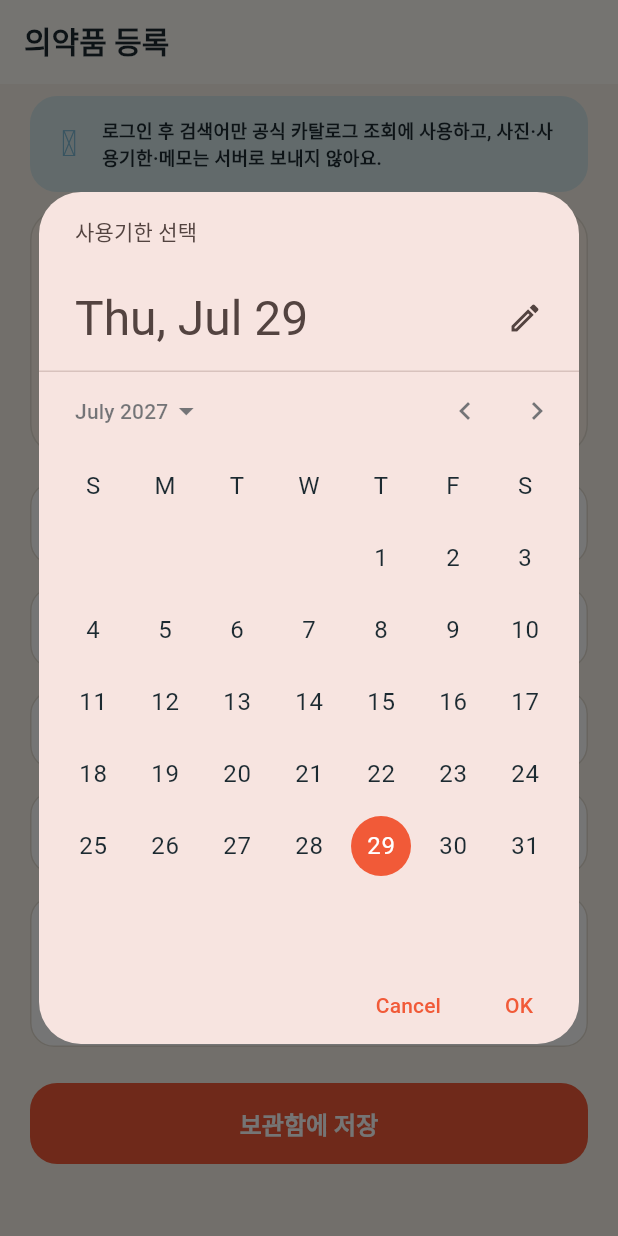
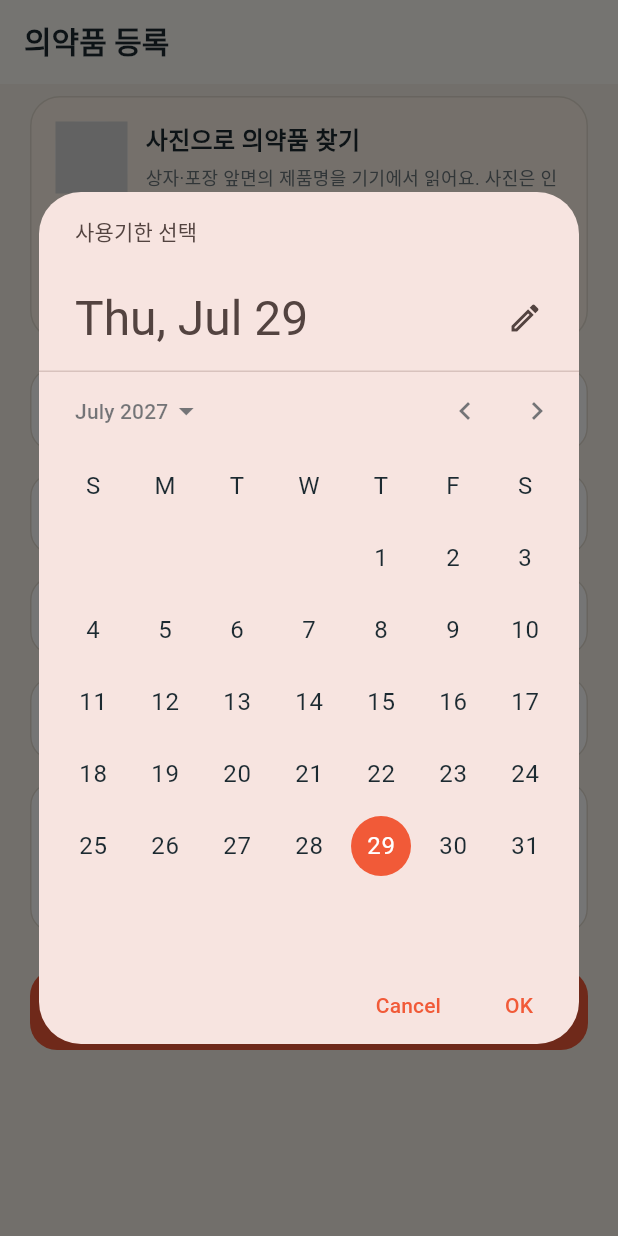
Before and after one commit to kuil09/medical-box, a Flutter app: the EditInventoryItemScreen screen opened by its route, after a tap on "날짜 선택", on a phone screen of 412 x 824 dp. Run offline on Flutter 3.47's test engine with Material 3 defaults, Android fonts, the phone set to English and light mode, and no system bars; our stand-ins replace drift, file_picker, flutter_local_notifications, flutter_riverpod, flutter_secure_storage, go_router and 5 more; missing offline and left inert: cryptography, kakao_flutter_sdk_user, phosphoricons_flutter; accounts and stored records are empty; generated files the repository leaves out were written again.

Commit message:
Remove redundant inventory privacy notice

```diff
--- a/apps/mobile/lib/features/inventory/edit_inventory_item_screen.dart
+++ b/apps/mobile/lib/features/inventory/edit_inventory_item_screen.dart
@@ -474,8 +474,6 @@ class _EditInventoryItemScreenState
         child: ListView(
           padding: const EdgeInsets.fromLTRB(20, 8, 20, 32),
           children: [
-            const _PrivacyNote(),
-            const SizedBox(height: 12),
             _PhotoRecognitionCard(
               scanning: _scanning,
               onPressed: _scanMedicine,
@@ -581,33 +579,6 @@ class _EditInventoryItemScreenState
             ),
           ],
         ),
-      ),
-    );
-  }
-}
-
-class _PrivacyNote extends StatelessWidget {
-  const _PrivacyNote();
-
-  @override
-  Widget build(BuildContext context) {
-    return Container(
-      padding: const EdgeInsets.all(14),
-      decoration: BoxDecoration(
-        color: MedicalBoxColors.sky.withValues(alpha: 0.55),
-        borderRadius: BorderRadius.circular(18),
-      ),
-      child: Row(
-        children: [
-          Icon(PhosphorIconsFill.lockKey, color: MedicalBoxColors.skyDeep),
-          const SizedBox(width: 10),
-          const Expanded(
-            child: Text(
-              '로그인 후 검색어만 공식 카탈로그 조회에 사용하고, 사진·사용기한·메모는 서버로 보내지 않아요.',
-              style: TextStyle(fontSize: 12, fontWeight: FontWeight.w700),
-            ),
-          ),
-        ],
       ),
     );
   }
```
Also changed, not shown: 1 other file.
